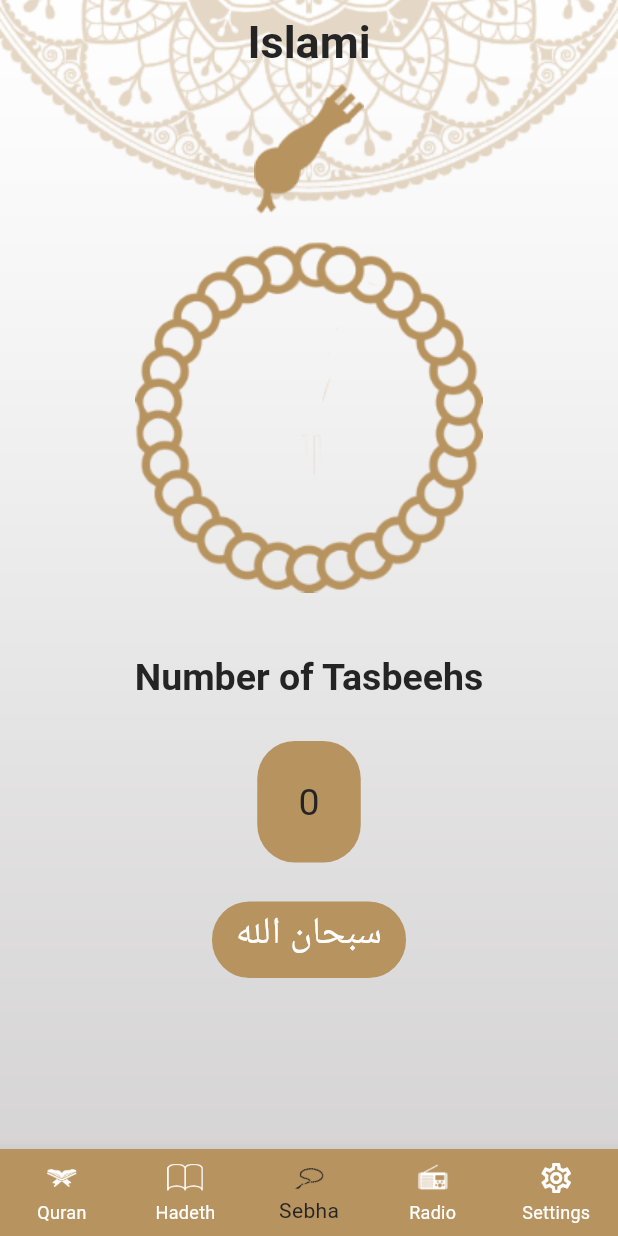
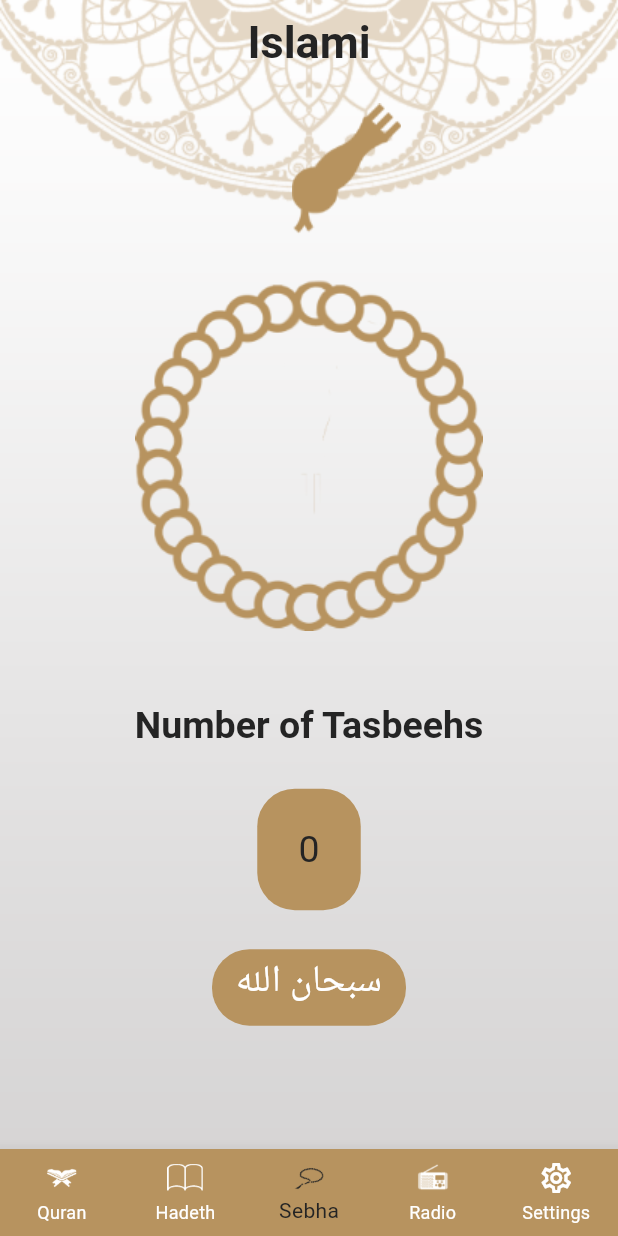
Before and after one commit to mahmoud-gabr/Islamic_App, a Flutter app: the screen it shows after launch, item 3 of the bottom bar chosen, on a phone screen of 412 x 824 dp. Run offline on Flutter 3.47's test engine with Material 3 defaults, Android fonts, the phone set to English and light mode, and no system bars; generated files the repository leaves out were written again.

Commit message:
add stack to images in sebha tab

```diff
--- a/lib/tabs/sebha/sebha_tab.dart
+++ b/lib/tabs/sebha/sebha_tab.dart
@@ -25,16 +25,34 @@
       width: double.infinity,
       child: Column(
         children: [
-          Image.asset(
+          SizedBox(
+            height: MediaQuery.of(context).size.height * .45,
+            width: double.infinity,
+            child: Stack(
+              children: [
+                Positioned(
+                  left: 50,
+                  right: 0,
+                  bottom: 45,
+                  child: Image.asset(
                     Provider.of<SettingsProvider>(context).sebhaImages[0],
                   ),
-          GestureDetector(
+                ),
+                Positioned(
+                  left: 0,
+                  right: 0,
+                  top: 40,
+                  child: GestureDetector(
                     onTap: onTab,
                     child: Transform.rotate(
                       angle: angle * 3.141592653589793 / 180,
                       child: Image.asset(
                         Provider.of<SettingsProvider>(context).sebhaImages[1],
                       ),
+                    ),
+                  ),
+                ),
+              ],
             ),
           ),
           const SizedBox(
```
Lines whose indentation alone changed are shown as unchanged.
